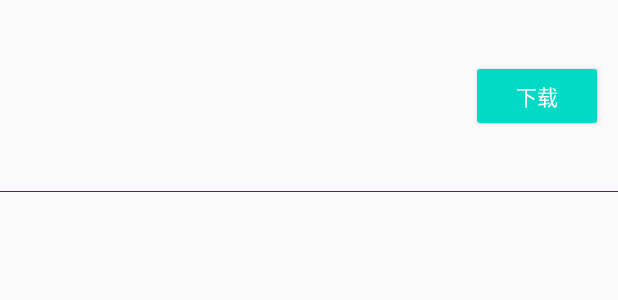
After one commit to laomao1997/AwesomePackage, an Android app: the layout item_pack.xml on its own in the app's theme, with its tools: preview values and no code run, on a phone screen of 412 x 824 dp. The commit adds this screen. Shown: the top 300 px of the screen. Run offline under Robolectric (Android 15) with nearby library versions, the phone set to English and light mode, and no system bars; network calls fail.

Commit message:
'布局使用XML替换了Compose,优化细节'

```diff
--- a/app/build.gradle
+++ b/app/build.gradle
@@ -45,9 +45,6 @@ dependencies {
     implementation 'androidx.appcompat:appcompat:1.1.0'
     implementation 'androidx.core:core-ktx:1.1.0'
     implementation 'androidx.constraintlayout:constraintlayout:1.1.3'
-    implementation 'androidx.ui:ui-layout:0.1.0-dev02'
-    implementation 'androidx.ui:ui-material:0.1.0-dev02'
-    implementation 'androidx.ui:ui-tooling:0.1.0-dev02'
     testImplementation 'junit:junit:4.12'
     androidTestImplementation 'androidx.test.ext:junit:1.1.1'
     androidTestImplementation 'androidx.test.espresso:espresso-core:3.2.0'
--- /dev/null
+++ b/app/src/main/res/layout/item_pack.xml
@@ -0,0 +1,59 @@
+<?xml version="1.0" encoding="utf-8"?>
+<androidx.constraintlayout.widget.ConstraintLayout xmlns:android="http://schemas.android.com/apk/res/android"
+    android:layout_width="match_parent"
+    android:layout_height="wrap_content"
+    xmlns:app="http://schemas.android.com/apk/res-auto">
+
+    <TextView
+        android:id="@+id/tv_time"
+        android:layout_width="wrap_content"
+        android:layout_height="wrap_content"
+        app:layout_constraintTop_toTopOf="parent"
+        app:layout_constraintLeft_toLeftOf="parent"
+        android:layout_margin="10dp"/>
+
+    <TextView
+        android:id="@+id/tv_branch"
+        android:layout_width="wrap_content"
+        android:layout_height="wrap_content"
+        app:layout_constraintTop_toBottomOf="@+id/tv_time"
+        app:layout_constraintLeft_toLeftOf="parent"
+        android:layout_margin="10dp"/>
+
+    <TextView
+        android:id="@+id/tv_owner"
+        android:layout_width="wrap_content"
+        android:layout_height="wrap_content"
+        app:layout_constraintTop_toBottomOf="@+id/tv_branch"
+        app:layout_constraintLeft_toLeftOf="parent"
+        android:layout_margin="10dp"/>
+
+    <TextView
+        android:id="@+id/tv_git"
+        android:layout_width="wrap_content"
+        android:layout_height="wrap_content"
+        app:layout_constraintTop_toBottomOf="@+id/tv_owner"
+        app:layout_constraintLeft_toLeftOf="parent"
+        android:layout_margin="10dp"/>
+
+    <View
+        android:id="@+id/v_bottom"
+        android:layout_width="match_parent"
+        android:layout_height="1px"
+        android:background="@color/colorPrimary"
+        android:layout_marginTop="10dp"
+        app:layout_constraintTop_toBottomOf="@id/tv_git"/>
+
+    <Button
+        android:id="@+id/btn_download"
+        android:layout_width="wrap_content"
+        android:layout_height="wrap_content"
+        android:text="@string/download"
+        android:textColor="@color/colorWhite"
+        style="@style/Widget.AppCompat.Button.Colored"
+        app:layout_constraintTop_toTopOf="parent"
+        app:layout_constraintBottom_toBottomOf="parent"
+        app:layout_constraintRight_toRightOf="parent"
+        android:layout_marginEnd="10dp"/>
+
+</androidx.constraintlayout.widget.ConstraintLayout>
--- a/app/src/main/res/values/colors.xml
+++ b/app/src/main/res/values/colors.xml
@@ -3,4 +3,5 @@
     <color name="colorPrimary">#6200EE</color>
     <color name="colorPrimaryDark">#3700B3</color>
     <color name="colorAccent">#03DAC5</color>
+    <color name="colorWhite">#FFFFFF</color>
 </resources>
--- a/app/src/main/res/values/strings.xml
+++ b/app/src/main/res/values/strings.xml
@@ -1,3 +1,4 @@
 <resources>
     <string name="app_name">APack</string>
+    <string name="download">下载</string>
 </resources>
--- a/app/src/main/res/values/styles.xml
+++ b/app/src/main/res/values/styles.xml
@@ -1,7 +1,7 @@
 <resources>
 
     <!-- Base application theme. -->
-    <style name="AppTheme" parent="Theme.AppCompat.Light.DarkActionBar">
+    <style name="AppTheme" parent="Theme.AppCompat.Light.NoActionBar">
         <!-- Customize your theme here. -->
         <item name="colorPrimary">@color/colorPrimary</item>
         <item name="colorPrimaryDark">@color/colorPrimaryDark</item>
--- a/build.gradle
+++ b/build.gradle
@@ -11,7 +11,7 @@ buildscript {
         maven { url 'https://dl.bintray.com/kotlin/kotlin-eap' }
     }
     dependencies {
-        classpath 'com.android.tools.build:gradle:4.0.0-alpha03'
+        classpath 'com.android.tools.build:gradle:4.0.0-alpha04'
         classpath "org.jetbrains.kotlin:kotlin-gradle-plugin:$kotlin_version"
         // NOTE: Do not place your application dependencies here; they belong
         // in the individual module build.gradle files
```
Also changed, not shown: app/src/main/java/io/github/laomao1997/apack/Constant.kt (added, +7 -0 lines), app/src/main/java/io/github/laomao1997/apack/MainActivity.kt (+53 -99 lines), app/src/main/java/io/github/laomao1997/apack/MainAdapter.kt (added, +58 -0 lines), app/src/main/java/io/github/laomao1997/apack/MainModel.kt (+3 -7 lines), app/src/main/java/io/github/laomao1997/apack/PackViewHolder.kt (added, +16 -0 lines), app/src/main/res/layout/activity_main.xml (added, +32 -0 lines), app/src/main/res/menu/menu.xml (+8 -7 lines), app/src/main/res/drawable/setting.webp (added), gradle/wrapper/gradle-wrapper.properties.
